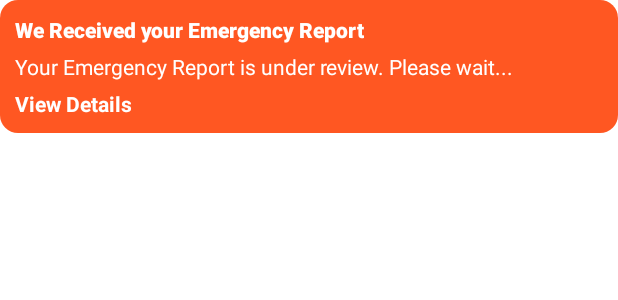
After one commit to Maxpein22/E-ligas, an Android app: the layout notification_emergency_large.xml on its own in the app's theme, with its tools: preview values and no code run, on a phone screen of 412 x 824 dp. The commit adds this screen. Shown: the top 300 px of the screen. Run offline under Robolectric (Android 15) with nearby library versions, the phone set to English and light mode, and no system bars.

Commit message:
update emergency notif

```diff
--- a/app/build.gradle
+++ b/app/build.gradle
@@ -58,6 +58,7 @@ dependencies {
     implementation 'com.google.firebase:firebase-storage'
 
     implementation 'com.squareup.picasso:picasso:2.71828'
+    implementation 'pl.droidsonroids.gif:android-gif-drawable:1.2.17'
 
 
 }
--- /dev/null
+++ b/app/src/main/res/drawable/roundedcorder.xml
@@ -0,0 +1,4 @@
+<shape xmlns:android="http://schemas.android.com/apk/res/android">
+    <solid android:color="@color/md_deep_orange_500" /> <!-- Background color -->
+    <corners android:radius="12dp" /> <!-- Corner radius -->
+</shape>
--- /dev/null
+++ b/app/src/main/res/drawable/roundedcorder_otw.xml
@@ -0,0 +1,4 @@
+<shape xmlns:android="http://schemas.android.com/apk/res/android">
+    <solid android:color="@color/md_green_600" /> <!-- Background color -->
+    <corners android:radius="12dp" /> <!-- Corner radius -->
+</shape>
--- /dev/null
+++ b/app/src/main/res/drawable/roundedcorder_reject.xml
@@ -0,0 +1,4 @@
+<shape xmlns:android="http://schemas.android.com/apk/res/android">
+    <solid android:color="@color/md_red_700" /> <!-- Background color -->
+    <corners android:radius="12dp" /> <!-- Corner radius -->
+</shape>
--- a/app/src/main/res/layout/activity_pending_report.xml
+++ b/app/src/main/res/layout/activity_pending_report.xml
@@ -97,6 +97,7 @@
 
     <com.google.android.flexbox.FlexboxLayout
         android:id="@+id/rejectedStatus"
+        android:visibility="gone"
         android:padding="16dp"
         android:background="@color/md_red_800"
         android:layout_width="match_parent"
--- /dev/null
+++ b/app/src/main/res/layout/notification_emergency_large.xml
@@ -0,0 +1,41 @@
+<?xml version="1.0" encoding="utf-8"?>
+<LinearLayout xmlns:android="http://schemas.android.com/apk/res/android"
+    android:layout_width="match_parent"
+    android:layout_height="wrap_content"
+    android:orientation="vertical"
+    android:background="@drawable/roundedcorder"
+    android:padding="10dp"
+    >
+
+    <TextView
+        android:id="@+id/notification_title"
+        style="@style/TextAppearance.Compat.Notification.Title"
+        android:layout_width="wrap_content"
+        android:layout_height="wrap_content"
+        android:textSize="14dp"
+        android:textColor="@color/white"
+        android:textStyle="bold"
+        android:layout_marginBottom="5dp"
+        android:text="We Received your Emergency Report" />
+
+        <TextView
+            android:textSize="14dp"
+            android:id="@+id/notification_body"
+            style="@style/TextAppearance.Compat.Notification.Line2"
+            android:layout_width="match_parent"
+            android:layout_height="wrap_content"
+            android:textColor="@color/white"
+            android:layout_marginBottom="5dp"
+
+            android:text="Your Emergency Report is under review. Please wait..."
+
+            />
+
+    <TextView
+        android:textSize="14dp"
+        android:layout_width="match_parent"
+        android:layout_height="wrap_content"
+        android:textColor="@color/white"
+        android:textStyle="bold"
+        android:text="View Details" />
+</LinearLayout>
```
Also changed, not shown: app/src/main/java/com/example/app_e_ligas/NotificationHelper.java (added, +27 -0 lines), app/src/main/java/com/example/app_e_ligas/NotificationWithButtonExample.java (added, +47 -0 lines), app/src/main/java/com/example/app_e_ligas/PendingReport.java (+85 -5 lines), app/src/main/res/layout/notification_emergency_otw_large.xml (added, +38 -0 lines), app/src/main/res/layout/notification_emergency_otw_small.xml (added, +20 -0 lines), app/src/main/res/layout/notification_emergency_reject_large.xml (added, +39 -0 lines), app/src/main/res/layout/notification_emergency_reject_small.xml (added, +20 -0 lines), app/src/main/res/layout/notification_emergency_small.xml (added, +20 -0 lines), 1 other file.
